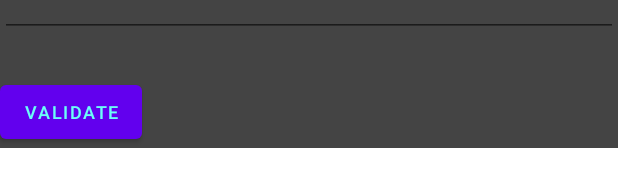
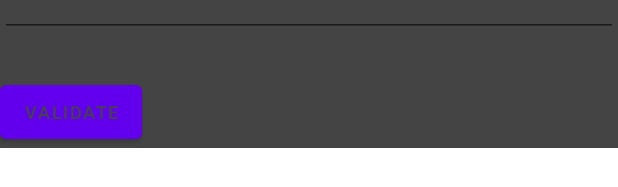
Before and after one commit to BhavanaEE/UserInfo-Android, an Android app: the layout activity_main.xml on its own in the app's theme, with its tools: preview values and no code run, on a phone screen of 412 x 824 dp. Shown: the part 786-973 px from the top of the screen. Run offline under Robolectric (Android 15) with nearby library versions, the phone set to English and light mode, and no system bars.

```diff
--- a/app/src/main/res/layout/activity_main.xml
+++ b/app/src/main/res/layout/activity_main.xml
@@ -166,13 +166,13 @@
             tools:ignore="TextFields" />
 
         <Button
-            android:id="@+id/buttonLabel"
+            android:id="@+id/validateButton"
             android:layout_width="0sp"
             android:layout_height="wrap_content"
             android:layout_marginTop="26dp"
             android:labelFor="@+id/buttonEntry"
             android:text="@string/button"
-            android:textColor="#6bfff7"
+            android:textColor="#444444"
             android:textSize="12sp"
             android:textColorHint="#52afaa"
             android:textAlignment="center"
@@ -189,10 +189,10 @@
             android:text="@string/cancelButton"
             android:textAlignment="center"
             android:visibility="gone"
-            android:textColor="#6bfff7"
+            android:textColor="#444444"
             android:textColorHint="#52afaa"
             android:textSize="12sp"
-            app:layout_constraintTop_toBottomOf="@+id/buttonLabel"
+            app:layout_constraintTop_toBottomOf="@+id/validateButton"
             tools:ignore="MissingConstraints"
             tools:layout_editor_absoluteX="0dp" />
 
@@ -205,12 +205,25 @@
             android:text="@string/confirmButton"
             android:textAlignment="center"
             android:visibility="gone"
-            android:textColor="#6bfff7"
+            android:textColor="#444444"
             android:textColorHint="#52afaa"
             android:textSize="12sp"
             app:layout_constraintTop_toBottomOf="@+id/cancelButton"
             tools:ignore="MissingConstraints"
             tools:layout_editor_absoluteX="0dp" />
 
+        <androidx.constraintlayout.widget.Group
+            android:id="@+id/groupView"
+            android:layout_width="wrap_content"
+            android:layout_height="wrap_content"
+            app:constraint_referenced_ids="userNameEt,emailEt,numberEt,pincodeEt,addressEt" />
+
+        <androidx.constraintlayout.widget.Group
+            android:id="@+id/groupButton"
+            android:layout_width="wrap_content"
+            android:layout_height="wrap_content"
+            android:visibility="gone"
+            app:constraint_referenced_ids="cancelButton,confirmButton" />
+
     </androidx.constraintlayout.widget.ConstraintLayout>
 </ScrollView>
```
Also changed, not shown: app/src/main/java/com/example/userinfo/DisplayUserInfoActivity.kt (+8 -7 lines), app/src/main/java/com/example/userinfo/MainActivity.kt (+62 -104 lines).
